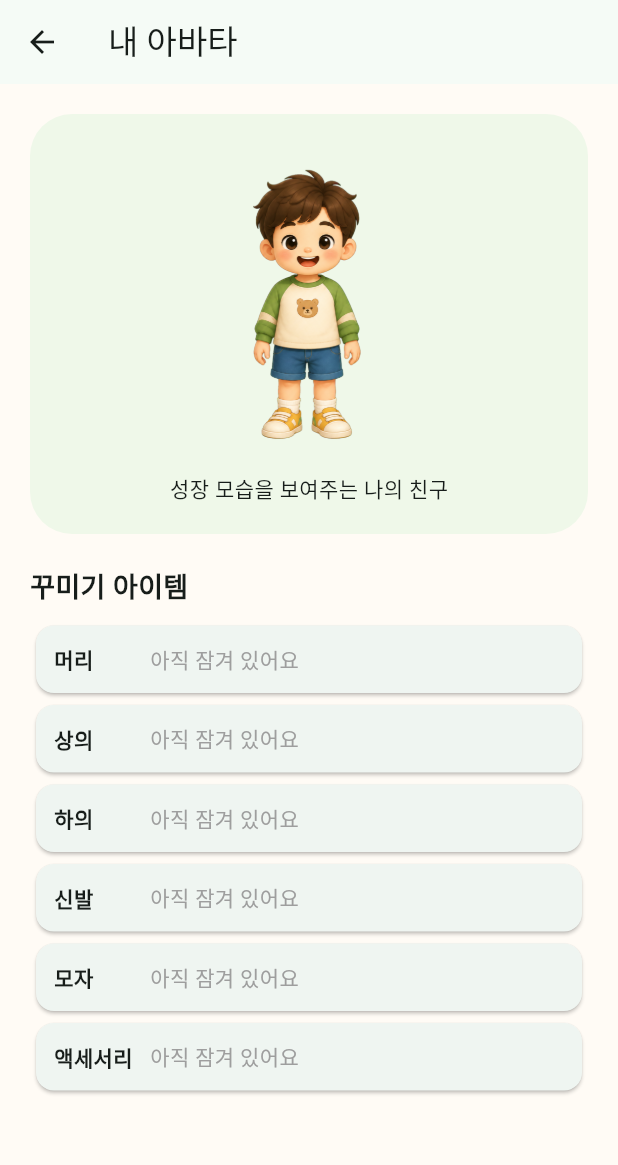
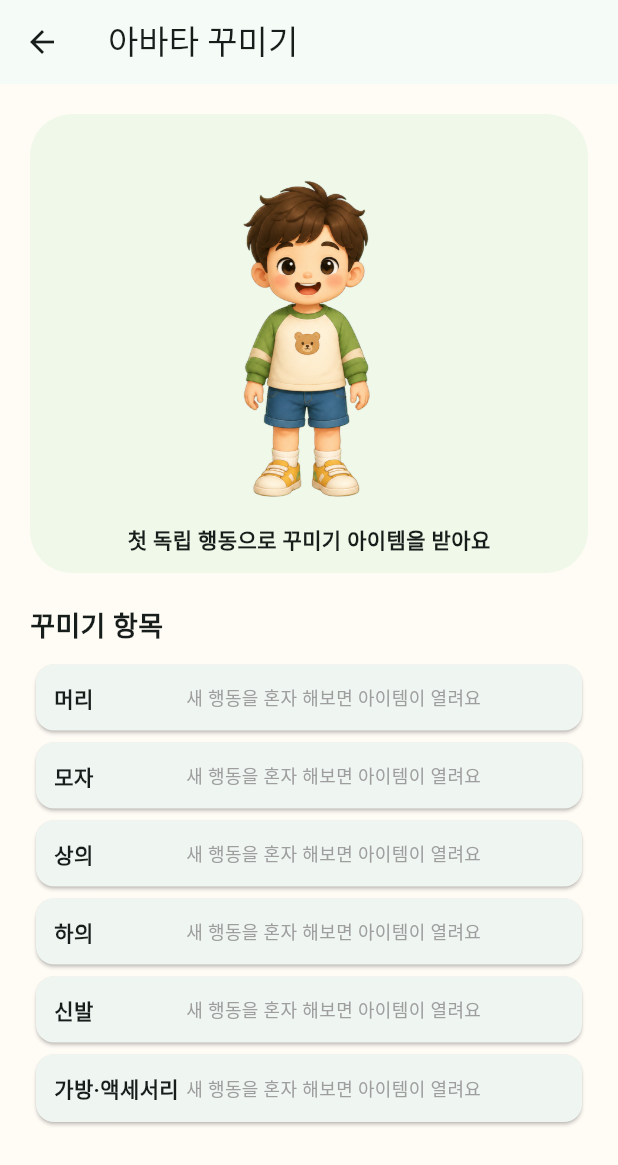
Before and after one commit to criseina/growup, a Flutter app: the AvatarWorldPage screen opened directly with empty values, after a tap on the "checkroom" icon, on a phone screen of 412 x 824 dp. Shown: the top 1165 px of the screen. Run offline on Flutter 3.47's test engine with Material 3 defaults, Android fonts, the phone set to English and light mode, and no system bars; our stand-ins replace share_plus, shared_preferences; accounts and stored records are empty.

Commit message:
feat: complete avatar spaces backup and growth summaries

```diff
--- a/lib/avatar_world_page.dart
+++ b/lib/avatar_world_page.dart
@@ -3,6 +3,7 @@ import 'dart:math' as math;
 import 'package:flutter/material.dart';
 
 import 'growth_reward_pages.dart';
+import 'growth_reward_repository.dart';
 
 class AvatarWorldPage extends StatefulWidget {
   const AvatarWorldPage({super.key, required this.profileId});
@@ -21,13 +22,43 @@ class _AvatarWorldPageState extends State<AvatarWorldPage>
   )..repeat(reverse: true);
   var _page = 0;
   var _smiling = false;
+  Map<String, List<String>> _placed = {};
 
-  static const _worlds = <({String name, String asset})>[
-    (name: '욕실', asset: 'assets/avatar_backgrounds/bathroom.png'),
-    (name: '놀이방', asset: 'assets/avatar_backgrounds/playroom.png'),
-    (name: '주방', asset: 'assets/avatar_backgrounds/kitchen.png'),
-    (name: '현관', asset: 'assets/avatar_backgrounds/entrance.png'),
+  static const _worlds = <({String id, String name, String asset})>[
+    (
+      id: 'bathroom',
+      name: '욕실',
+      asset: 'assets/avatar_backgrounds/bathroom.png',
+    ),
+    (
+      id: 'playroom',
+      name: '놀이방',
+      asset: 'assets/avatar_backgrounds/playroom.png',
+    ),
+    (id: 'kitchen', name: '주방', asset: 'assets/avatar_backgrounds/kitchen.png'),
+    (
+      id: 'entrance',
+      name: '현관',
+      asset: 'assets/avatar_backgrounds/entrance.png',
+    ),
+    (id: 'bedroom', name: '침실', asset: 'assets/avatar_backgrounds/bedroom.png'),
+    (
+      id: 'safety',
+      name: '안전 활동',
+      asset: 'assets/avatar_backgrounds/safety.png',
+    ),
   ];
+
+  @override
+  void initState() {
+    super.initState();
+    _loadPlacedItems();
+  }
+
+  Future<void> _loadPlacedItems() async {
+    final placed = await GrowthRewardRepository().loadSpaces(widget.profileId);
+    if (mounted) setState(() => _placed = placed);
+  }
 
   @override
   void dispose() {
@@ -49,11 +80,13 @@ class _AvatarWorldPageState extends State<AvatarWorldPage>
       actions: [
         IconButton(
           tooltip: '아바타 꾸미기',
-          onPressed: () => Navigator.of(context).push(
+          onPressed: () => Navigator.of(context)
+              .push(
                 MaterialPageRoute(
                   builder: (_) => AvatarPage(profileId: widget.profileId),
                 ),
-          ),
+              )
+              .then((_) => _loadPlacedItems()),
           icon: const Icon(Icons.checkroom_outlined),
         ),
       ],
@@ -65,12 +98,15 @@ class _AvatarWorldPageState extends State<AvatarWorldPage>
             controller: _pageController,
             itemCount: _worlds.length,
             onPageChanged: (value) => setState(() => _page = value),
-            itemBuilder: (context, index) => Stack(
+            itemBuilder: (context, index) {
+              final world = _worlds[index];
+              return Stack(
                 fit: StackFit.expand,
                 children: [
-                Image.asset(_worlds[index].asset, fit: BoxFit.cover),
+                  Image.asset(world.asset, fit: BoxFit.cover),
+                  _PlacedItemOverlay(itemIds: _placed[world.id] ?? const []),
                   Align(
-                  alignment: const Alignment(0, 0.38),
+                    alignment: const Alignment(0, .40),
                     child: AnimatedBuilder(
                       animation: _bounceController,
                       builder: (context, child) => Transform.translate(
@@ -88,30 +124,17 @@ class _AvatarWorldPageState extends State<AvatarWorldPage>
                           child: Column(
                             mainAxisSize: MainAxisSize.min,
                             children: [
-                            if (_smiling)
-                              Container(
-                                margin: const EdgeInsets.only(bottom: 4),
-                                padding: const EdgeInsets.symmetric(
-                                  horizontal: 14,
-                                  vertical: 8,
-                                ),
-                                decoration: BoxDecoration(
-                                  color: Colors.white.withValues(alpha: 0.9),
-                                  borderRadius: BorderRadius.circular(18),
-                                ),
-                                child: const Text('헤헤! 반가워요 😊'),
-                              ),
+                              if (_smiling) _SpeechBubble(text: '헤헤! 반가워요 😊'),
                               AnimatedScale(
                                 duration: const Duration(milliseconds: 180),
                                 scale: _smiling ? 1.13 : 1,
                                 child: Image.asset(
                                   'assets/avatars/starter_child.png',
                                   height: 290,
-                                fit: BoxFit.contain,
                                 ),
                               ),
                               Text(
-                              _smiling ? '웃고 있어요!' : '톡 하고 인사해 보세요',
+                                _smiling ? '웃고 있어요!' : '터치하고 인사해 보세요',
                                 style: const TextStyle(
                                   fontWeight: FontWeight.bold,
                                 ),
@@ -123,7 +146,8 @@ class _AvatarWorldPageState extends State<AvatarWorldPage>
                     ),
                   ),
                 ],
-            ),
+              );
+            },
           ),
         ),
         SafeArea(
@@ -132,7 +156,7 @@ class _AvatarWorldPageState extends State<AvatarWorldPage>
             padding: const EdgeInsets.fromLTRB(20, 12, 20, 16),
             child: Column(
               children: [
-                Text('← 밀어서 ${_worlds[_page].name} 공간을 바꿔요 →'),
+                Text('좌우로 밀어 ${_worlds[_page].name} 공간을 바꿔 보세요'),
                 const SizedBox(height: 8),
                 Row(
                   mainAxisAlignment: MainAxisAlignment.center,
@@ -153,13 +177,16 @@ class _AvatarWorldPageState extends State<AvatarWorldPage>
                 ),
                 const SizedBox(height: 12),
                 OutlinedButton.icon(
-                  onPressed: () => Navigator.of(context).push(
+                  onPressed: () => Navigator.of(context)
+                      .push(
                         MaterialPageRoute(
-                      builder: (_) => SpacePage(profileId: widget.profileId),
+                          builder: (_) =>
+                              SpacePage(profileId: widget.profileId),
                         ),
-                  ),
-                  icon: const Icon(Icons.weekend_outlined),
-                  label: const Text('내 공간 꾸미기'),
+                      )
+                      .then((_) => _loadPlacedItems()),
+                  icon: const Icon(Icons.chair_alt_outlined),
+                  label: const Text('공간 꾸미기'),
                 ),
               ],
             ),
@@ -169,3 +196,53 @@ class _AvatarWorldPageState extends State<AvatarWorldPage>
     ),
   );
 }
+
+class _SpeechBubble extends StatelessWidget {
+  const _SpeechBubble({required this.text});
+  final String text;
+
+  @override
+  Widget build(BuildContext context) => Container(
+    margin: const EdgeInsets.only(bottom: 4),
+    padding: const EdgeInsets.symmetric(horizontal: 14, vertical: 8),
+    decoration: BoxDecoration(
+      color: Colors.white.withValues(alpha: .9),
+      borderRadius: BorderRadius.circular(18),
+    ),
+    child: Text(text),
+  );
+}
+
+class _PlacedItemOverlay extends StatelessWidget {
+  const _PlacedItemOverlay({required this.itemIds});
+  final List<String> itemIds;
+
+  @override
+  Widget build(BuildContext context) {
+    final items = GrowthRewardRepository.items
+        .where((item) => itemIds.contains(item.id))
+        .toList();
+    if (items.isEmpty) return const SizedBox.shrink();
+    return Positioned(
+      top: 20,
+      right: 12,
+      child: Wrap(
+        spacing: 6,
+        children: items
+            .map(
+              (item) => DecoratedBox(
+                decoration: BoxDecoration(
+                  color: Colors.white.withValues(alpha: .82),
+                  borderRadius: BorderRadius.circular(14),
+                ),
+                child: Padding(
+                  padding: const EdgeInsets.all(6),
+                  child: Text(item.icon, style: const TextStyle(fontSize: 26)),
+                ),
+              ),
+            )
+            .toList(),
+      ),
+    );
+  }
+}
--- a/lib/growth_reward_pages.dart
+++ b/lib/growth_reward_pages.dart
@@ -39,45 +39,51 @@ class _AvatarPageState extends State<AvatarPage> {
 
   @override
   Widget build(BuildContext context) {
-    const slots = ['hair', 'top', 'bottom', 'shoes', 'hat', 'accessory'];
+    const slots = ['hair', 'hat', 'top', 'bottom', 'shoes', 'accessory'];
     final avatarItems = _items
         .where((item) => item.type == UnlockableItemType.avatarItem)
         .toList();
     return Scaffold(
-      appBar: AppBar(title: const Text('내 아바타')),
+      appBar: AppBar(title: const Text('아바타 꾸미기')),
       body: ListView(
         padding: const EdgeInsets.all(20),
         children: [
           Container(
-            height: 280,
+            height: 306,
             decoration: BoxDecoration(
               color: const Color(0xffeff8e9),
               borderRadius: BorderRadius.circular(28),
             ),
-            child: Column(
-              mainAxisAlignment: MainAxisAlignment.center,
+            child: Stack(
+              alignment: Alignment.center,
               children: [
-                Stack(
-                  alignment: Alignment.topCenter,
-                  children: [
-                    Image.asset(
-                      'assets/avatars/starter_child.png',
-                      height: 220,
-                    ),
+                Image.asset('assets/avatars/starter_child.png', height: 258),
                 if (_equipped['hat'] != null)
                   const Positioned(
-                        top: 0,
+                    top: 26,
                     child: Text('🧢', style: TextStyle(fontSize: 42)),
                   ),
-                  ],
+                if (_equipped['accessory'] != null)
+                  const Positioned(
+                    right: 72,
+                    bottom: 42,
+                    child: Text('🎒', style: TextStyle(fontSize: 42)),
                   ),
-                const Text('성장 모습을 보여주는 나의 친구'),
+                Positioned(
+                  bottom: 12,
+                  child: Text(
+                    _equipped.isEmpty
+                        ? '첫 독립 행동으로 꾸미기 아이템을 받아요'
+                        : '나만의 성장 모습을 꾸며 보세요',
+                    style: const TextStyle(fontWeight: FontWeight.w600),
+                  ),
+                ),
               ],
             ),
           ),
           const SizedBox(height: 22),
           const Text(
-            '꾸미기 아이템',
+            '꾸미기 항목',
             style: TextStyle(fontSize: 18, fontWeight: FontWeight.bold),
           ),
           const SizedBox(height: 8),
@@ -97,11 +103,11 @@ class _AvatarPageState extends State<AvatarPage> {
 
   String _slotTitle(String slot) => switch (slot) {
     'hair' => '머리',
+    'hat' => '모자',
     'top' => '상의',
     'bottom' => '하의',
     'shoes' => '신발',
-    'hat' => '모자',
-    _ => '액세서리',
+    _ => '가방·액세서리',
   };
 }
 
@@ -124,7 +130,7 @@ class _SlotRow extends StatelessWidget {
       child: Row(
         children: [
           SizedBox(
-            width: 64,
+            width: 88,
             child: Text(
               title,
               style: const TextStyle(fontWeight: FontWeight.bold),
@@ -132,9 +138,13 @@ class _SlotRow extends StatelessWidget {
           ),
           Expanded(
             child: items.isEmpty
-                ? const Text('아직 잠겨 있어요', style: TextStyle(color: Colors.grey))
+                ? const Text(
+                    '새 행동을 혼자 해보면 아이템이 열려요',
+                    style: TextStyle(color: Colors.grey, fontSize: 12),
+                  )
                 : Wrap(
                     spacing: 8,
+                    runSpacing: 6,
                     children: items
                         .map(
                           (item) => ChoiceChip(
@@ -165,6 +175,14 @@ class _SpacePageState extends State<SpacePage> {
   List<UnlockableItem> _items = [];
   Map<String, List<String>> _placed = {};
   String _selectedSpace = 'bathroom';
+  static const spaces = <String, String>{
+    'bathroom': '욕실',
+    'playroom': '놀이방',
+    'kitchen': '주방',
+    'entrance': '현관',
+    'bedroom': '침실',
+    'safety': '안전 활동',
+  };
 
   @override
   void initState() {
@@ -190,13 +208,6 @@ class _SpacePageState extends State<SpacePage> {
 
   @override
   Widget build(BuildContext context) {
-    const spaces = {
-      'bathroom': '욕실',
-      'playroom': '놀이방',
-      'kitchen': '주방',
-      'entrance': '현관',
-      'safety': '안전 공간',
-    };
     final available = _items
         .where(
           (item) =>
@@ -206,7 +217,7 @@ class _SpacePageState extends State<SpacePage> {
         .toList();
     final placed = _placed[_selectedSpace] ?? const <String>[];
     return Scaffold(
-      appBar: AppBar(title: const Text('내 공간 꾸미기')),
+      appBar: AppBar(title: const Text('공간 꾸미기')),
       body: Padding(
         padding: const EdgeInsets.all(20),
         child: Column(
@@ -248,20 +259,26 @@ class _SpacePageState extends State<SpacePage> {
                         fontWeight: FontWeight.bold,
                       ),
                     ),
-                    const SizedBox(height: 18),
+                    const SizedBox(height: 10),
+                    Text(
+                      '${placed.length}개 아이템을 배치했어요',
+                      style: const TextStyle(color: Color(0xff28753c)),
+                    ),
+                    const SizedBox(height: 24),
+                    if (placed.isEmpty)
+                      const Expanded(
+                        child: Center(
+                          child: Text('독립 행동을 해보면 이 공간의 아이템이 열려요.'),
+                        ),
+                      )
+                    else
                       Wrap(
-                      spacing: 16,
-                      runSpacing: 16,
+                        spacing: 18,
+                        runSpacing: 18,
                         children: available
                             .where((item) => placed.contains(item.id))
                             .map((item) => _SpaceItem(item: item))
                             .toList(),
-                    ),
-                    if (available
-                        .where((item) => placed.contains(item.id))
-                        .isEmpty)
-                      const Expanded(
-                        child: Center(child: Text('잠금 해제한 아이템을 놓아 보세요.')),
                       ),
                   ],
                 ),
@@ -271,15 +288,15 @@ class _SpacePageState extends State<SpacePage> {
             Align(
               alignment: Alignment.centerLeft,
               child: Text(
-                '놓을 수 있는 아이템',
+                '배치할 수 있는 아이템',
                 style: Theme.of(context).textTheme.titleMedium,
               ),
             ),
             const SizedBox(height: 8),
             SizedBox(
-              height: 84,
+              height: 86,
               child: available.isEmpty
-                  ? const Center(child: Text('이 공간의 아이템은 아직 잠겨 있어요.'))
+                  ? const Center(child: Text('아직 열려 있는 아이템이 없어요'))
                   : ListView(
                       scrollDirection: Axis.horizontal,
                       children: available
@@ -324,8 +341,8 @@ Future<void> showGrowthCelebration(
   context: context,
   builder: (dialogContext) => AlertDialog(
     icon: Text(result.item.icon, style: const TextStyle(fontSize: 50)),
-    title: const Text('혼자 해냈어요!'),
-    content: Text('처음 혼자 해낸 성장 덕분에\n${result.item.name} 아이템이 생겼어요.'),
+    title: const Text('첫 혼자 성공이에요!'),
+    content: Text('처음 혼자 해낸 성장의 순간이에요.\n${result.item.name} 아이템이 열렸어요.'),
     actions: [
       TextButton(
         onPressed: () => Navigator.pop(dialogContext),
--- a/lib/growth_reward_repository.dart
+++ b/lib/growth_reward_repository.dart
@@ -203,6 +203,30 @@ class GrowthRewardRepository {
       icon: '🚸',
       spaceId: 'safety',
     ),
+    UnlockableItem(
+      id: 'bedroom_lamp_01',
+      name: '별빛 수면등',
+      type: UnlockableItemType.spaceItem,
+      category: 'bedroom',
+      icon: '🌙',
+      spaceId: 'bedroom',
+    ),
+    UnlockableItem(
+      id: 'bedroom_star_01',
+      name: '별 장식',
+      type: UnlockableItemType.spaceItem,
+      category: 'bedroom',
+      icon: '⭐',
+      spaceId: 'bedroom',
+    ),
+    UnlockableItem(
+      id: 'avatar_bag_01',
+      name: '초록 가방',
+      type: UnlockableItemType.avatarItem,
+      category: 'accessory',
+      icon: '🎒',
+      spaceId: null,
+    ),
   ];
 
   static const rewardByCardId = <String, String>{
--- a/pubspec.yaml
+++ b/pubspec.yaml
@@ -35,6 +35,8 @@ dependencies:
   # Use with the CupertinoIcons class for iOS style icons.
   cupertino_icons: ^1.0.8
   shared_preferences: ^2.5.5
+  share_plus: 10.1.4
+  path_provider: ^2.1.6
 
 dev_dependencies:
   flutter_test:
```
Also changed, not shown: lib/about_page.dart (+12 -1 lines), lib/backup_page.dart (added, +125 -0 lines), lib/backup_repository.dart (added, +79 -0 lines), lib/main.dart (+31 -1 lines), assets/avatar_backgrounds/bedroom.png (added), assets/avatar_backgrounds/safety.png (added), pubspec.lock. Lines whose indentation alone changed are shown as unchanged.
